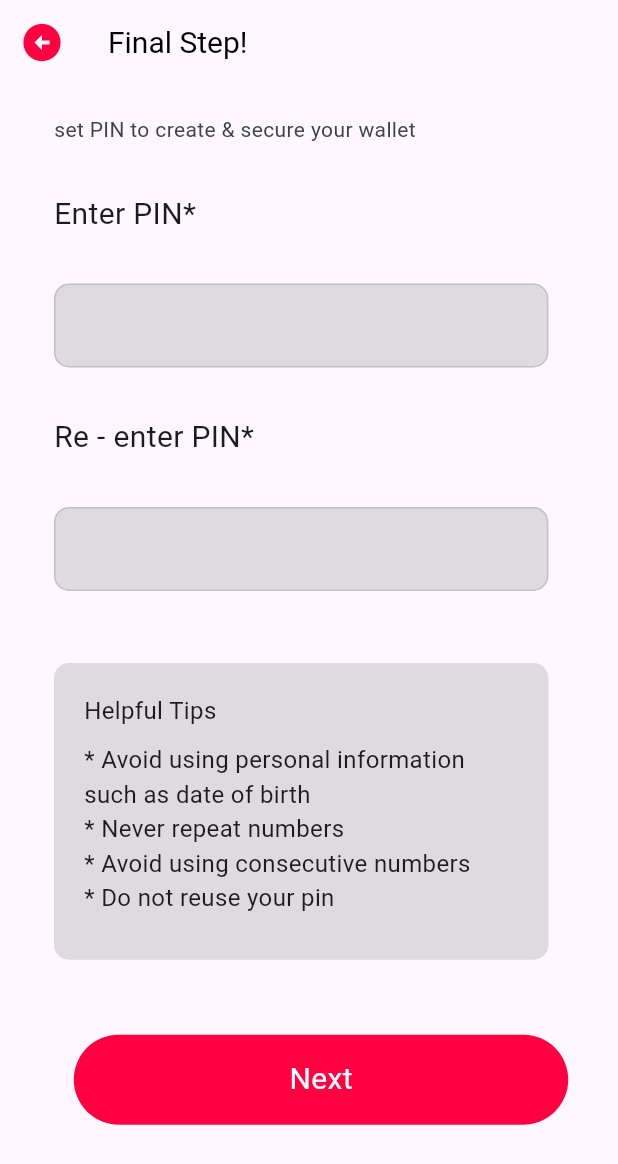
After one commit to mounishyesu/boxcricket, a Flutter app: the SetPinScreen screen opened directly, on a phone screen of 412 x 824 dp. The commit adds this screen. Shown: the top 1164 px of the screen. Run offline on Flutter 3.47's test engine with Material 2 defaults, Android fonts, the phone set to English and light mode, and no system bars; our stand-ins replace dotted_border, get, image_picker.

Commit message:
changes Signed-off-by: mounishg <mounishg@prospectatech.com>

```diff
--- a/lib/views/login/loginpage.dart
+++ b/lib/views/login/loginpage.dart
@@ -139,8 +139,8 @@ class _LoginScreenState extends State<LoginScreen> {
                     }
                   else
                     {
-                      // sendOtpApiService(mobileNumberController.text.toString()),
-                      Get.to(const TermsAndConditions()),
+                      sendOtpApiService(mobileNumberController.text.toString()),
+                      // Get.to(const TermsAndConditions()),
                     }
                 },
                 child: Container(
--- a/lib/views/otp/otpscreen.dart
+++ b/lib/views/otp/otpscreen.dart
@@ -140,6 +140,11 @@ class _OtpScreenState extends State<OtpScreen> {
                       ),
                       fillColor: Constants.textFieldFilledColor,
                       filled: true,
+                      enabledBorder: OutlineInputBorder(
+                          borderRadius:
+                          const BorderRadius.all(Radius.circular(20)),
+                          borderSide: BorderSide(
+                              color: Constants.textFieldFilledColor)),
                       focusedBorder: OutlineInputBorder(
                           borderRadius:
                               const BorderRadius.all(Radius.circular(20)),
--- /dev/null
+++ b/lib/views/pinsetup/setpin.dart
@@ -0,0 +1,211 @@
+import 'package:boxcricket/views/widgets/constants.dart';
+import 'package:boxcricket/views/widgets/responsive.dart';
+import 'package:flutter/material.dart';
+import 'package:get/get.dart';
+
+class SetPin extends StatefulWidget {
+  const SetPin({super.key});
+
+  @override
+  State<SetPin> createState() => _SetPinState();
+}
+
+class _SetPinState extends State<SetPin> {
+  @override
+  Widget build(BuildContext context) {
+    return Responsive(
+      mobile: const SetPinScreen(),
+      desktop: Row(
+        children: [
+          Expanded(
+            child: Row(
+              mainAxisAlignment: MainAxisAlignment.center,
+              children: [
+                SizedBox(
+                  width: MediaQuery.of(context).size.width * 1,
+                  child: const SetPinScreen(),
+                ),
+              ],
+            ),
+          ),
+        ],
+      ),
+    );
+  }
+}
+
+class SetPinScreen extends StatefulWidget {
+  const SetPinScreen({super.key});
+
+  @override
+  State<SetPinScreen> createState() => _SetPinScreenState();
+}
+
+class _SetPinScreenState extends State<SetPinScreen> {
+  @override
+  Widget build(BuildContext context) {
+    return Scaffold(
+      appBar: AppBar(
+        title: Text(Constants.setpinHeader),
+        titleTextStyle: TextStyle(
+            fontSize: Constants.loginBtnTextSize, color: Constants.blackColor),
+        leading: IconButton(
+          icon: Icon(
+            Icons.arrow_circle_left_sharp,
+            size: Constants.backIconSize,
+            color: Constants.backIconColor,
+          ),
+          onPressed: () => Get.back(),
+        ),
+      ),
+      body: GestureDetector(
+        onTap: () => FocusManager.instance.primaryFocus?.unfocus(),
+        child: SingleChildScrollView(
+          child: Container(
+            margin: EdgeInsets.only(left: Constants.defaultPadding),
+            padding: const EdgeInsets.all(20),
+            child: Column(
+              crossAxisAlignment: CrossAxisAlignment.start,
+              children: [
+                Text(
+                  Constants.setPinTitle,
+                  style: TextStyle(color: Constants.darkgrey),
+                ),
+                SizedBox(
+                  height: Constants.defaultPadding * 2,
+                ),
+                Text(
+                  Constants.enterPIN,
+                  style: TextStyle(fontSize: Constants.loginBtnTextSize),
+                ),
+                SizedBox(
+                  height: Constants.defaultPadding * 2,
+                ),
+                SizedBox(
+                  width: MediaQuery.of(context).size.width * 0.8,
+                  child: TextField(
+                    // controller: otpController,
+                    keyboardType: TextInputType.number,
+                    decoration: InputDecoration(
+                      border: const OutlineInputBorder(
+                        borderRadius: BorderRadius.all(Radius.circular(10)),
+                      ),
+                      fillColor: Constants.textFieldFilledColor,
+                      filled: true,
+                      enabledBorder: OutlineInputBorder(
+                          borderRadius:
+                              const BorderRadius.all(Radius.circular(10)),
+                          borderSide: BorderSide(
+                              color: Constants.textFieldFilledColor)),
+                      focusedBorder: OutlineInputBorder(
+                          borderRadius:
+                              const BorderRadius.all(Radius.circular(10)),
+                          borderSide: BorderSide(
+                              color: Constants.textFieldFilledColor)),
+                    ),
+                  ),
+                ),
+                SizedBox(
+                  height: Constants.defaultPadding * 2,
+                ),
+                Text(
+                  Constants.reenterPIN,
+                  style: TextStyle(fontSize: Constants.loginBtnTextSize),
+                ),
+                SizedBox(
+                  height: Constants.defaultPadding * 2,
+                ),
+                SizedBox(
+                  width: MediaQuery.of(context).size.width * 0.8,
+                  child: TextField(
+                    // controller: otpController,
+                    keyboardType: TextInputType.number,
+                    decoration: InputDecoration(
+                      border: const OutlineInputBorder(
+                        borderRadius: BorderRadius.all(Radius.circular(10)),
+                      ),
+                      fillColor: Constants.textFieldFilledColor,
+                      filled: true,
+                      focusedBorder: OutlineInputBorder(
+                          borderRadius:
+                              const BorderRadius.all(Radius.circular(10)),
+                          borderSide: BorderSide(
+                              color: Constants.textFieldFilledColor)),
+                      enabledBorder: OutlineInputBorder(
+                          borderRadius:
+                              const BorderRadius.all(Radius.circular(10)),
+                          borderSide: BorderSide(
+                              color: Constants.textFieldFilledColor)),
+                    ),
+                  ),
+                ),
+                SizedBox(
+                  height: Constants.defaultPadding * 3,
+                ),
+                Container(
+                  width: MediaQuery.of(context).size.width * 0.8,
+                  height: MediaQuery.of(context).size.height * 0.24,
+                  decoration: BoxDecoration(
+                    color: Constants.textFieldFilledColor,
+                    borderRadius: const BorderRadius.all(Radius.circular(10)),
+                  ),
+                  padding:
+                      const EdgeInsets.symmetric(vertical: 20, horizontal: 20),
+                  child: Column(
+                    crossAxisAlignment: CrossAxisAlignment.start,
+                    children: [
+                      Text(
+                        "Helpful Tips",
+                        style: TextStyle(fontSize: Constants.headerSize),
+                      ),
+                      const SizedBox(
+                        height: 10,
+                      ),
+                      Text(
+                        "* Avoid using personal information such as date of birth",
+                        style: TextStyle(fontSize: Constants.headerSize),
+                      ),
+                      Text(
+                        "* Never repeat numbers",
+                        style: TextStyle(fontSize: Constants.headerSize),
+                      ),
+                      Text(
+                        "* Avoid using consecutive numbers",
+                        style: TextStyle(fontSize: Constants.headerSize),
+                      ),
+                      Text(
+                        "* Do not reuse your pin",
+                        style: TextStyle(fontSize: Constants.headerSize),
+                      ),
+                    ],
+                  ),
+                ),
+                GestureDetector(
+                  onTap: () {},
+                  child: Center(
+                    child: Container(
+                      margin: EdgeInsets.only(top: Constants.registrationTextFieldHeight),
+                      width: MediaQuery.of(context).size.width * 0.8,
+                      height: Constants.loginTextFieldHeight,
+                      alignment: Alignment.center,
+                      decoration: BoxDecoration(
+                          color: Constants.buttonRed,
+                          borderRadius:
+                              const BorderRadius.all(Radius.circular(30))),
+                      child: Text(
+                        Constants.nextButton,
+                        style: TextStyle(
+                            color: Constants.buttonTextColor,
+                            fontSize: Constants.loginBtnTextSize),
+                      ),
+                    ),
+                  ),
+                ),
+              ],
+            ),
+          ),
+        ),
+      ),
+    );
+  }
+}
--- a/lib/views/registration/registrationform.dart
+++ b/lib/views/registration/registrationform.dart
@@ -80,6 +80,7 @@ class _RegistrationFromScreenState extends State<RegistrationFromScreen> {
     return Scaffold(
       appBar: AppBar(
         title: Text(Constants.registrationHeader),
+        titleTextStyle: TextStyle(fontSize: Constants.loginBtnTextSize,color: Constants.blackColor),
         leading: IconButton(
           icon: Icon(
             Icons.arrow_circle_left_sharp,
--- a/lib/views/teamregistration/teamregistration.dart
+++ b/lib/views/teamregistration/teamregistration.dart
@@ -2,6 +2,7 @@ import 'dart:convert';
 import 'dart:developer';
 import 'dart:io';
 
+import 'package:boxcricket/views/pinsetup/setpin.dart';
 import 'package:boxcricket/views/widgets/constants.dart';
 import 'package:boxcricket/views/widgets/responsive.dart';
 import 'package:dotted_border/dotted_border.dart';
@@ -81,6 +82,7 @@ class _TeamRegistrationScreenState extends State<TeamRegistrationScreen> {
     return Scaffold(
       appBar: AppBar(
         title: Text(Constants.teamregistrationHeader),
+        titleTextStyle: TextStyle(fontSize: Constants.loginBtnTextSize,color: Constants.blackColor),
         leading: IconButton(
           icon: Icon(
             Icons.arrow_circle_left_sharp,
@@ -101,19 +103,27 @@ class _TeamRegistrationScreenState extends State<TeamRegistrationScreen> {
                 Container(
                   height: 50,
                   alignment: Alignment.center,
-                  width: MediaQuery.of(context).size.width*1,
+                  width: MediaQuery.of(context).size.width * 1,
                   decoration: BoxDecoration(
                       color: Constants.blueColor,
-                    borderRadius: const BorderRadius.all(Radius.circular(20))
+                      borderRadius:
+                          const BorderRadius.all(Radius.circular(20))),
+                  child: Text(
+                    'SEEKOL TEAM',
+                    style: TextStyle(
+                        fontSize: Constants.loginBtnTextSize,
+                        color: Constants.whiteColor),
                   ),
-                  child: Text('SEEKOL TEAM',style: TextStyle(fontSize: Constants.loginBtnTextSize,color: Constants.whiteColor),),
                 ),
                 SizedBox(
                   height: Constants.gapBetweenFields,
                 ),
                 Container(
                     alignment: Alignment.center,
-                    child: Text("You can add only 11 - 15 Team Players Only",style: TextStyle(fontSize: Constants.headerSize),)),
+                    child: Text(
+                      "You can add only 11 - 15 Team Players Only",
+                      style: TextStyle(fontSize: Constants.headerSize),
+                    )),
                 SizedBox(
                   height: Constants.gapBetweenFields1,
                 ),
@@ -432,14 +442,19 @@ class _TeamRegistrationScreenState extends State<TeamRegistrationScreen> {
                         height: Constants.gapBetweenFields,
                       ),
                       GestureDetector(
-                        onTap: ()=>imageDialog(),
-                        child:  names.isEmpty?DottedBorder(
+                        onTap: () => imageDialog(),
+                        child: names.isEmpty
+                            ? DottedBorder(
                                 child: IconButton(
                                   onPressed: () => imageDialog(),
                                   icon: Constants.cameraIcon,
                                   iconSize: 30,
                                 ),
-                        ):Image.file(File(paths[0]),height: 150,),
+                              )
+                            : Image.file(
+                                File(paths[0]),
+                                height: 150,
+                              ),
                       ),
                     ],
                   ),
@@ -451,6 +466,7 @@ class _TeamRegistrationScreenState extends State<TeamRegistrationScreen> {
                   onTap: () => {
                     log('Pressed Continue'),
                     log(shirtSizeDropdownValue),
+                    Get.to(const SetPin()),
                   },
                   child: Center(
                     child: Container(
@@ -550,7 +566,6 @@ class _TeamRegistrationScreenState extends State<TeamRegistrationScreen> {
   }
 
   takePhoto(ImageSource source) async {
-
     names = [];
     paths = [];
     baseImg = [];
--- a/lib/views/widgets/constants.dart
+++ b/lib/views/widgets/constants.dart
@@ -24,14 +24,19 @@ class Constants {
   static String registrationHintText = "Only 6 Alphabets";
   static String welcomeHeader = "Welcome!";
   static String newTeam = "NEW TEAM";
+  static String setPinTitle = "set PIN to create & secure your wallet";
+  static String enterPIN = "Enter PIN*";
+  static String reenterPIN = "Re - enter PIN*";
   static String seconds = "seconds";
   static String reqOTP = "Request OTP in";
   static String submitButton = "Submit";
+  static String nextButton = "Next";
   static String resendCode = "Resend Code";
   static String cricketFan = "I'M A CRICKET FAN";
   static String termsAndConditions = "Terms & Conditions";
   static String registrationHeader = "Registration";
   static String teamregistrationHeader = "Team Registration";
+  static String setpinHeader = "Final Step!";
   static String loginHintText = "Enter Your Mobile Number";
   static String loginAlertMsg = "Enter Valid Mobile Number";
   static String tncAlertMsg = "Please accept Terms & Conditions";
```
Lines whose indentation alone changed are shown as unchanged.
